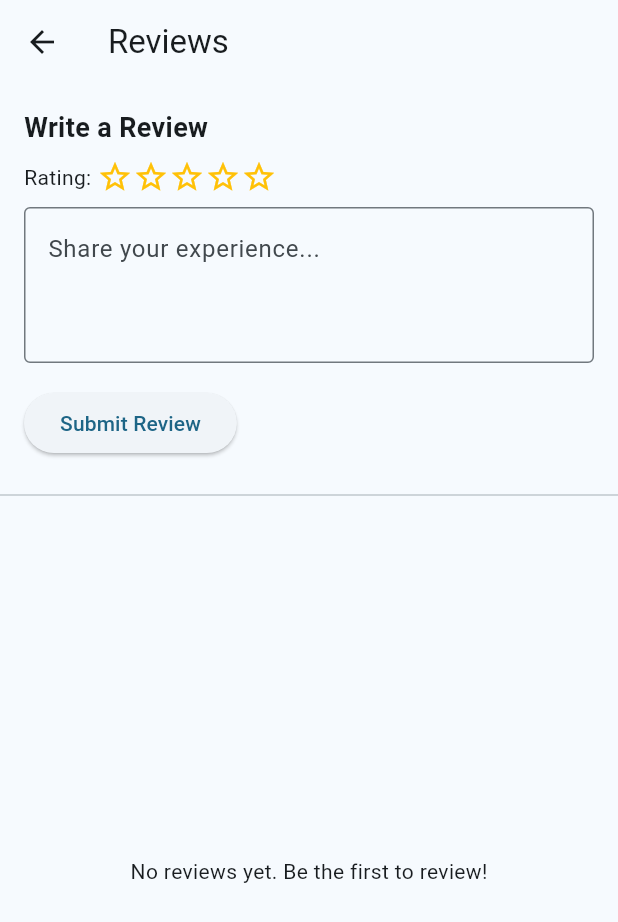
After one commit to shivGam/vclean, a Flutter app: the AccountPage screen opened by its route, after a tap on "Review Us!", on a phone screen of 412 x 824 dp. The commit adds this screen. Shown: the top 922 px of the screen. Run offline on Flutter 3.47's test engine with Material 3 defaults, Android fonts, the phone set to English and light mode, and no system bars; our stand-ins replace cloud_firestore, dartz, firebase_auth, firebase_core, firebase_database, flutter_bloc and 3 more; accounts and stored records are empty.

Commit message:
Review CRUD added

```diff
--- /dev/null
+++ b/lib/bloc/review_bloc.dart
@@ -0,0 +1,108 @@
+import 'package:flutter_bloc/flutter_bloc.dart';
+import '../data/model/review_data.dart';
+import '../data/repository/review_repo.dart';
+
+// Events
+abstract class ReviewEvent {}
+
+class LoadReviews extends ReviewEvent {}
+
+class AddReview extends ReviewEvent {
+  final Review review;
+  AddReview(this.review);
+}
+
+class DeleteReview extends ReviewEvent {
+  final String reviewId;
+  DeleteReview(this.reviewId);
+}
+
+// States
+abstract class ReviewState {}
+
+class ReviewInitial extends ReviewState {}
+
+class ReviewLoading extends ReviewState {}
+
+class ReviewsLoaded extends ReviewState {
+  final List<Review> reviews;
+  ReviewsLoaded(this.reviews);
+}
+
+class ReviewOperationSuccess extends ReviewState {
+  final String message;
+  ReviewOperationSuccess(this.message);
+}
+
+class ReviewError extends ReviewState {
+  final String message;
+  ReviewError(this.message);
+}
+
+// Bloc
+class ReviewBloc extends Bloc<ReviewEvent, ReviewState> {
+  final IReviewRepository _repository;
+
+  ReviewBloc(this._repository) : super(ReviewInitial()) {
+    on<LoadReviews>(_onLoadReviews);
+    on<AddReview>(_onAddReview);
+    on<DeleteReview>(_onDeleteReview);
+  }
+
+  Future<void> _onLoadReviews(
+      LoadReviews event,
+      Emitter<ReviewState> emit,
+      ) async {
+    emit(ReviewLoading());
+    try {
+      final result = await _repository.getReviews();
+
+      result.fold(
+            (failure) => emit(ReviewError(failure.message)),
+            (reviews) => emit(ReviewsLoaded(reviews)),
+      );
+    } catch (e) {
+      emit(ReviewError(e.toString()));
+    }
+  }
+
+  Future<void> _onAddReview(
+      AddReview event,
+      Emitter<ReviewState> emit,
+      ) async {
+    emit(ReviewLoading());
+    try {
+      final result = await _repository.addReview(event.review);
+
+      result.fold(
+            (failure) => emit(ReviewError(failure.message)),
+            (reviewId) {
+          emit(ReviewOperationSuccess('Review added successfully'));
+          add(LoadReviews()); // Reload reviews after adding
+        },
+      );
+    } catch (e) {
+      emit(ReviewError(e.toString()));
+    }
+  }
+
+  Future<void> _onDeleteReview(
+      DeleteReview event,
+      Emitter<ReviewState> emit,
+      ) async {
+    emit(ReviewLoading());
+    try {
+      final result = await _repository.deleteReview(event.reviewId);
+
+      result.fold(
+            (failure) => emit(ReviewError(failure.message)),
+            (_) {
+          emit(ReviewOperationSuccess('Review deleted successfully'));
+          add(LoadReviews()); // Reload reviews after deleting
+        },
+      );
+    } catch (e) {
+      emit(ReviewError(e.toString()));
+    }
+  }
+}
--- /dev/null
+++ b/lib/components/star_rating.dart
@@ -0,0 +1,37 @@
+import 'package:flutter/material.dart';
+
+class StarRating extends StatelessWidget {
+  final double rating;
+  final double size;
+  final Color color;
+  final Function(double)? onRatingChanged;
+
+  const StarRating({
+    Key? key,
+    required this.rating,
+    this.size = 24.0,
+    this.color = Colors.amber,
+    this.onRatingChanged,
+  }) : super(key: key);
+
+  @override
+  Widget build(BuildContext context) {
+    return Row(
+      mainAxisSize: MainAxisSize.min,
+      children: List.generate(5, (index) {
+        return GestureDetector(
+          onTap: () {
+            if (onRatingChanged != null) {
+              onRatingChanged!(index + 1.0);
+            }
+          },
+          child: Icon(
+            index < rating ? Icons.star : Icons.star_border,
+            color: color,
+            size: size,
+          ),
+        );
+      }),
+    );
+  }
+}
--- /dev/null
+++ b/lib/data/model/review_data.dart
@@ -0,0 +1,38 @@
+import 'package:cloud_firestore/cloud_firestore.dart';
+
+class Review {
+  String? id;
+  String userId;
+  String comment;
+  double rating;
+  DateTime timestamp;
+
+  Review({
+    this.id,
+    required this.userId,
+    required this.comment,
+    required this.rating,
+    DateTime? timestamp,
+  }) : timestamp = timestamp ?? DateTime.now();
+
+  factory Review.fromJson(Map<String, dynamic> json) {
+    return Review(
+      id: json['id'] as String?,
+      userId: json['userId'] as String,
+      comment: json['comment'] as String,
+      rating: (json['rating'] as num).toDouble(),
+      timestamp: json['timestamp'] != null
+          ? (json['timestamp'] as Timestamp).toDate()
+          : DateTime.now(),
+    );
+  }
+
+  Map<String, dynamic> toJson() {
+    return {
+      'userId': userId,
+      'comment': comment,
+      'rating': rating,
+      'timestamp': Timestamp.fromDate(timestamp),
+    };
+  }
+}
--- /dev/null
+++ b/lib/data/repository/review_repo.dart
@@ -0,0 +1,59 @@
+import 'package:cloud_firestore/cloud_firestore.dart';
+import 'package:dartz/dartz.dart';
+import '../failure.dart';
+import '../model/review_data.dart';
+
+abstract class IReviewRepository {
+  Future<Either<Failure, List<Review>>> getReviews();
+  Future<Either<Failure, String>> addReview(Review review);
+  Future<Either<Failure, void>> deleteReview(String reviewId);
+}
+
+class ReviewRepository implements IReviewRepository {
+  final FirebaseFirestore _firestore;
+  final String _collectionName = 'reviews';
+
+  ReviewRepository(this._firestore);
+
+  @override
+  Future<Either<Failure, List<Review>>> getReviews() async {
+    try {
+      final querySnapshot = await _firestore.collection(_collectionName).orderBy('timestamp', descending: true).get();
+
+      if (querySnapshot.docs.isEmpty) {
+        return Right([]); // Return empty list instead of failure if no reviews
+      }
+
+      final reviews = querySnapshot.docs.map((doc) {
+        final data = doc.data();
+        data['id'] = doc.id; // Add document ID to the data
+        return Review.fromJson(data);
+      }).toList();
+
+      return Right(reviews);
+    } catch (e) {
+      return Left(DatabaseFailure('Failed to fetch reviews: ${e.toString()}'));
+    }
+  }
+
+  @override
+  Future<Either<Failure, String>> addReview(Review review) async {
+    try {
+      // If the review is from a specific user, use their ID as the document ID
+      final docRef = await _firestore.collection(_collectionName).doc(review.userId).set(review.toJson());
+      return Right(review.userId);
+    } catch (e) {
+      return Left(DatabaseFailure('Failed to add review: ${e.toString()}'));
+    }
+  }
+
+  @override
+  Future<Either<Failure, void>> deleteReview(String reviewId) async {
+    try {
+      await _firestore.collection(_collectionName).doc(reviewId).delete();
+      return const Right(null);
+    } catch (e) {
+      return Left(DatabaseFailure('Failed to delete review: ${e.toString()}'));
+    }
+  }
+}
--- a/lib/screens/account.dart
+++ b/lib/screens/account.dart
@@ -4,6 +4,8 @@ import 'package:flutter_bloc/flutter_bloc.dart';
 import 'package:laundry_app/constants/colors.dart';
 import 'package:laundry_app/data/model/user_data.dart';
 import 'package:laundry_app/routes.dart';
+import 'package:laundry_app/screens/review_add_screen.dart';
+import 'package:laundry_app/screens/temporary_screen.dart';
 import 'package:laundry_app/user_pref.dart';
 
 import '../bloc/user_bloc.dart';
@@ -96,8 +98,25 @@ class _AccountPageState extends State<AccountPage> {
 
             _buildInfoCard('Address', userData.address),
 
+            const SizedBox(height: 16,),
+
+            ElevatedButton(
+                onPressed: () {
+                  Navigator.push( context, MaterialPageRoute(builder: (_) => ReviewScreen(userData: userData)));
+                },
+                child: const Text('Review Us!')
+            ),
+
+            const SizedBox(height: 16,),
+
+            ElevatedButton(
+                onPressed: () {
+                  Navigator.push( context, MaterialPageRoute(builder: (_) => AddCarouselScreen()),);
+                },
+                child: const Text('Add services')
+            ),
+
             const Spacer(),
-
             // Logout button
             SizedBox(
               width: double.infinity,
--- /dev/null
+++ b/lib/screens/review_add_screen.dart
@@ -0,0 +1,276 @@
+import 'package:flutter/material.dart';
+import 'package:flutter_bloc/flutter_bloc.dart';
+import 'package:intl/intl.dart';
+
+import '../bloc/review_bloc.dart';
+import '../components/star_rating.dart';
+import '../constants/colors.dart';
+import '../data/model/review_data.dart';
+import '../data/model/user_data.dart';
+
+class ReviewScreen extends StatefulWidget {
+  final UserData userData;
+
+  const ReviewScreen({
+    Key? key,
+    required this.userData,
+  }) : super(key: key);
+
+  @override
+  _ReviewScreenState createState() => _ReviewScreenState();
+}
+
+class _ReviewScreenState extends State<ReviewScreen> {
+  final _commentController = TextEditingController();
+  double _rating = 0;
+  final _formKey = GlobalKey<FormState>();
+
+  @override
+  void initState() {
+    super.initState();
+    context.read<ReviewBloc>().add(LoadReviews());
+  }
+
+  @override
+  void dispose() {
+    _commentController.dispose();
+    super.dispose();
+  }
+
+  @override
+  Widget build(BuildContext context) {
+    return Scaffold(
+      appBar: AppBar(
+        title: const Text('Reviews'),
+      ),
+      body: BlocConsumer<ReviewBloc, ReviewState>(
+        listener: (context, state) {
+          if (state is ReviewOperationSuccess) {
+            ScaffoldMessenger.of(context).showSnackBar(
+              SnackBar(content: Text(state.message)),
+            );
+            // Clear form if review was added successfully
+            if (state.message.contains('added')) {
+              _commentController.clear();
+              setState(() {
+                _rating = 0;
+              });
+            }
+          } else if (state is ReviewError) {
+            ScaffoldMessenger.of(context).showSnackBar(
+              SnackBar(content: Text(state.message)),
+            );
+          }
+        },
+        builder: (context, state) {
+          return Column(
+            crossAxisAlignment: CrossAxisAlignment.stretch,
+            children: [
+              // Add review form
+              Padding(
+                padding: const EdgeInsets.all(16.0),
+                child: Form(
+                  key: _formKey,
+                  child: Column(
+                    crossAxisAlignment: CrossAxisAlignment.start,
+                    children: [
+                      const Text(
+                        'Write a Review',
+                        style: TextStyle(
+                          fontSize: 18,
+                          fontWeight: FontWeight.bold,
+                        ),
+                      ),
+                      const SizedBox(height: 8),
+                      Row(
+                        children: [
+                          const Text('Rating: '),
+                          StarRating(
+                            rating: _rating,
+                            onRatingChanged: (rating) {
+                              setState(() {
+                                _rating = rating;
+                              });
+                            },
+                          ),
+                        ],
+                      ),
+                      const SizedBox(height: 8),
+                      TextFormField(
+                        controller: _commentController,
+                        decoration: const InputDecoration(
+                          hintText: 'Share your experience...',
+                          border: OutlineInputBorder(),
+                        ),
+                        maxLines: 3,
+                        validator: (value) {
+                          if (value == null || value.isEmpty) {
+                            return 'Please enter your review';
+                          }
+                          return null;
+                        },
+                      ),
+                      const SizedBox(height: 16),
+                      ElevatedButton(
+                        onPressed: () {
+                          if (_formKey.currentState!.validate()) {
+                            if (_rating == 0) {
+                              ScaffoldMessenger.of(context).showSnackBar(
+                                const SnackBar(content: Text('Please select a rating')),
+                              );
+                              return;
+                            }
+
+                            final review = Review(
+                              userId: widget.userData.userId,
+                              comment: _commentController.text,
+                              rating: _rating,
+                            );
+
+                            context.read<ReviewBloc>().add(AddReview(review));
+                          }
+                        },
+                        child: const Text('Submit Review'),
+                      ),
+                    ],
+                  ),
+                ),
+              ),
+
+              // Divider between form and reviews list
+              const Divider(thickness: 1),
+
+              // Reviews list
+              Expanded(
+                child: _buildReviewsList(state,widget.userData),
+              ),
+            ],
+          );
+        },
+      ),
+    );
+  }
+
+  Widget _buildReviewsList(ReviewState state,UserData userdata) {
+    if (state is ReviewLoading) {
+      return const Center(child: CircularProgressIndicator());
+    } else if (state is ReviewsLoaded) {
+      final reviews = state.reviews;
+
+      if (reviews.isEmpty) {
+        return const Center(child: Text('No reviews yet. Be the first to review!'));
+      }
+
+      return ListView.builder(
+        padding: const EdgeInsets.all(8),
+        itemCount: reviews.length,
+        itemBuilder: (context, index) {
+          final review = reviews[index];
+          final dateFormat = DateFormat('MMM d, yyyy');
+          final formattedDate = dateFormat.format(review.timestamp);
+
+          return Card(
+            margin: const EdgeInsets.symmetric(vertical: 8),
+            child: Padding(
+              padding: const EdgeInsets.all(16),
+              child: Column(
+                crossAxisAlignment: CrossAxisAlignment.start,
+                children: [
+                  Row(
+                    mainAxisAlignment: MainAxisAlignment.start,
+                    children: [
+                      CircleAvatar(
+                        radius: 15,
+                        backgroundColor: AppColors.secondary.withOpacity(0.2),
+                        backgroundImage: userdata.photoUrl.isNotEmpty ? NetworkImage(userdata.photoUrl) : null,
+                        child: userdata.photoUrl.isEmpty
+                            ? const Icon(Icons.person, size: 60, color: AppColors.primary)
+                            : null,
+                      ),
+                      const SizedBox(width: 16,),
+                      Text(
+                        userdata.name,
+                        style: TextStyle(
+                          color: Colors.grey[600],
+                          fontSize: 12,
+                        ),
+                      ),
+                    ],
+                  ),
+                  const SizedBox(height: 16,),
+                  Row(
+                    mainAxisAlignment: MainAxisAlignment.spaceBetween,
+                    children: [
+                      StarRating(
+                        rating: review.rating,
+                        size: 20,
+                      ),
+                      Text(
+                        formattedDate,
+                        style: TextStyle(
+                          color: Colors.grey[600],
+                          fontSize: 12,
+                        ),
+                      ),
+                    ],
+                  ),
+                  const SizedBox(height: 8),
+                  Text(
+                    review.comment,
+                    style: const TextStyle(fontSize: 16),
+                  ),
+
+                  // Show delete option if the review belongs to the current user
+                  if (review.userId == widget.userData.userId)
+                    Row(
+                      mainAxisAlignment: MainAxisAlignment.end,
+                      children: [
+                        TextButton(
+                          onPressed: () {
+                            // Show confirmation dialog before deleting
+                            showDialog(
+                              context: context,
+                              builder: (context) => AlertDialog(
+                                title: const Text('Delete Review'),
+                                content: const Text('Are you sure you want to delete your review?'),
+                                actions: [
+                                  TextButton(
+                                    onPressed: () => Navigator.pop(context),
+                                    child: const Text('Cancel'),
+                                  ),
+                                  TextButton(
+                                    onPressed: () {
+                                      Navigator.pop(context);
+                                      context.read<ReviewBloc>().add(DeleteReview(review.userId));
+                                    },
+                                    child: const Text('Delete'),
+                                    style: TextButton.styleFrom(
+                                      foregroundColor: Colors.red,
+                                    ),
+                                  ),
+                                ],
+                              ),
+                            );
+                          },
+                          child: const Row(
+                            children: [
+                              Icon(Icons.delete, size: 16, color: Colors.red),
+                              SizedBox(width: 4),
+                              Text('Delete', style: TextStyle(color: Colors.red)),
+                            ],
+                          ),
+                        ),
+                      ],
+                    ),
+                ],
+              ),
+            ),
+          );
+        },
+      );
+    }
+
+    // Default state or error state
+    return const Center(child: Text('Something went wrong. Please try again.'));
+  }
+}
```
Also changed, not shown: lib/main.dart (+8 -0 lines).
